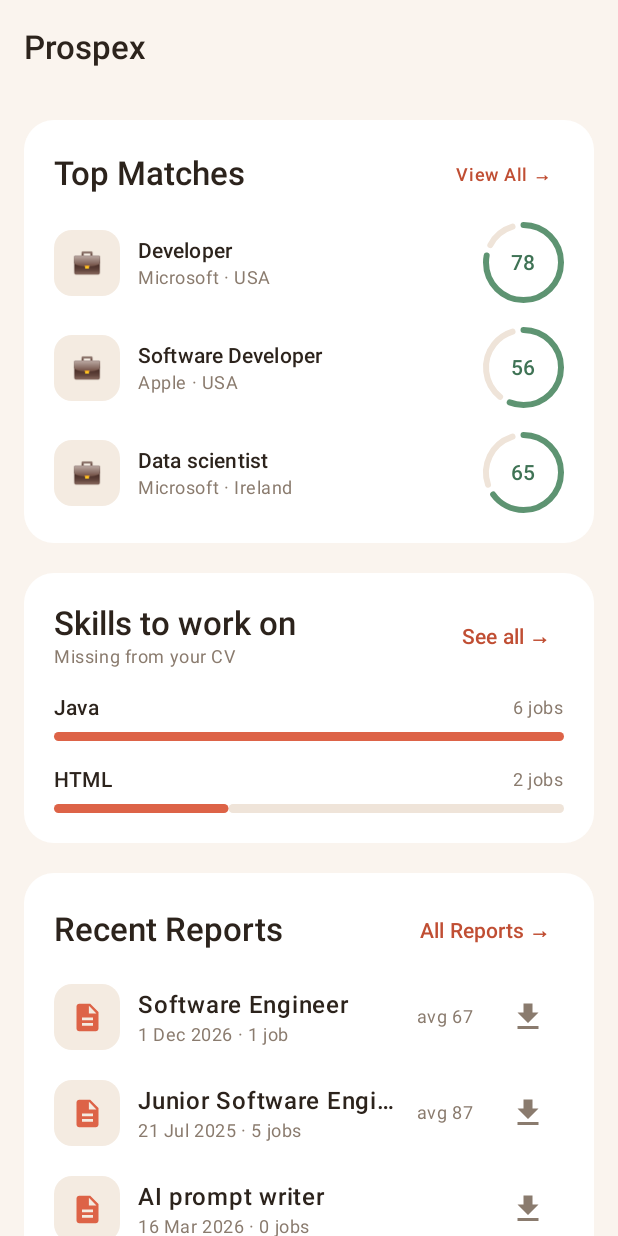
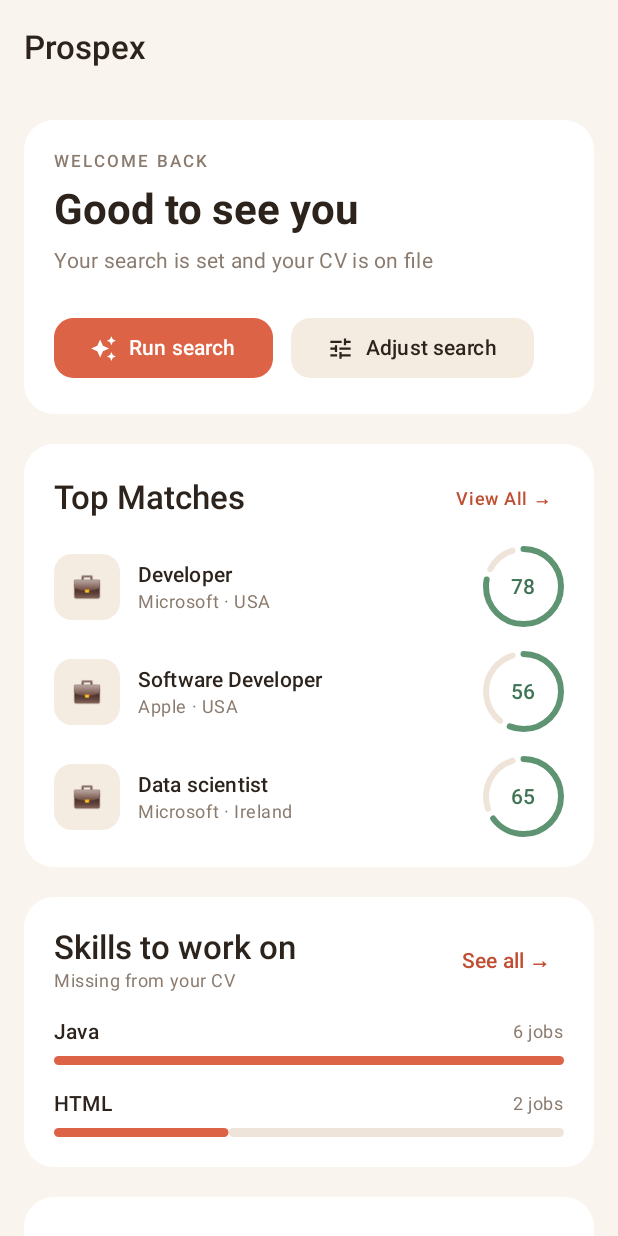
Before and after one commit to CHen12313/Job_Finder_App, an Android app built with Jetpack Compose: the @Preview function HomeScreenPreview, on a phone screen of 412 x 824 dp. Run offline under Robolectric (Android 15) with nearby library versions, the phone set to English and light mode, and no system bars; network calls fail.

Commit message:
Added hero card
Added the card where it greets the user and has the generate report and adjust search buttons. Added it to home screen

```diff
--- a/app/src/main/java/com/example/job_finder_app/ui/home/HomeScreen.kt
+++ b/app/src/main/java/com/example/job_finder_app/ui/home/HomeScreen.kt
@@ -28,6 +28,7 @@ import androidx.lifecycle.viewmodel.compose.viewModel
 import com.example.job_finder_app.data.fake.fakeMatches
 import com.example.job_finder_app.data.fake.fakeSkills
 import com.example.job_finder_app.data.fake.fakeReports
+import com.example.job_finder_app.ui.home.components.HeroCard
 import com.example.job_finder_app.ui.home.components.SkillsCard
 import com.example.job_finder_app.ui.home.components.TopMatchesCard
 import com.example.job_finder_app.ui.theme.Job_Finder_AppTheme
@@ -66,6 +67,7 @@ fun HomeContent(state: HomeUiState, onRetry: () -> Unit) {
                 contentPadding = PaddingValues(16.dp),
                 verticalArrangement = Arrangement.spacedBy(20.dp)
             ) {
+                item { HeroCard(onRunSearch = {}, onAdjustSearch = {}) }
                 item { TopMatchesCard(state.matches, onViewAllClick = {}) }
                 item { SkillsCard(state.skills, onSeeAllClick = {}) }
                 item {
--- /dev/null
+++ b/app/src/main/java/com/example/job_finder_app/ui/home/components/HeroCard.kt
@@ -0,0 +1,108 @@
+package com.example.job_finder_app.ui.home.components
+
+import androidx.compose.foundation.layout.Arrangement
+import androidx.compose.foundation.layout.Box
+import androidx.compose.foundation.layout.Column
+import androidx.compose.foundation.layout.Row
+import androidx.compose.foundation.layout.Spacer
+import androidx.compose.foundation.layout.fillMaxWidth
+import androidx.compose.foundation.layout.height
+import androidx.compose.foundation.layout.padding
+import androidx.compose.foundation.layout.size
+import androidx.compose.foundation.layout.width
+import androidx.compose.foundation.shape.RoundedCornerShape
+import androidx.compose.material.icons.Icons
+import androidx.compose.material.icons.filled.AutoAwesome
+import androidx.compose.material.icons.filled.Tune
+import androidx.compose.material3.Icon
+import androidx.compose.material3.Button
+import androidx.compose.material3.ButtonDefaults
+import androidx.compose.material3.Card
+import androidx.compose.material3.CardDefaults
+import androidx.compose.material3.MaterialTheme
+import androidx.compose.material3.Text
+import androidx.compose.runtime.Composable
+import androidx.compose.ui.Modifier
+import androidx.compose.ui.text.font.FontWeight
+import androidx.compose.ui.tooling.preview.Preview
+import androidx.compose.ui.unit.dp
+import androidx.compose.ui.unit.sp
+import com.example.job_finder_app.ui.theme.Job_Finder_AppTheme
+import com.example.job_finder_app.ui.theme.palette
+
+
+@Composable
+fun HeroCard(onRunSearch: () -> Unit, onAdjustSearch: () -> Unit) {
+    Card(
+        shape = RoundedCornerShape(20.dp),
+        colors = CardDefaults.cardColors(containerColor = MaterialTheme.colorScheme.surface),
+        modifier = Modifier.fillMaxWidth()
+    ) {
+        Column(
+            modifier = Modifier.padding(20.dp),
+            verticalArrangement = Arrangement.spacedBy(6.dp),
+        ) {
+            Text(
+                text = "WELCOME BACK",
+                style = MaterialTheme.typography.labelSmall,
+                color = MaterialTheme.palette.muted,
+                letterSpacing = 2.sp
+            )
+            Text(
+                text = "Good to see you",
+                style = MaterialTheme.typography.headlineMedium,
+                fontWeight = FontWeight.Bold
+            )
+            Text(
+                text = "Your search is set and your CV is on file",
+                style = MaterialTheme.typography.bodyMedium,
+                color = MaterialTheme.palette.muted
+            )
+            Spacer(Modifier.height(12.dp))
+            Row(horizontalArrangement = Arrangement.spacedBy(12.dp)) {
+                Button(
+                    onClick = onRunSearch,
+                    shape = RoundedCornerShape(13.dp),
+                    colors = ButtonDefaults.buttonColors(
+                        containerColor = MaterialTheme.palette.primary,
+                        contentColor = MaterialTheme.palette.primaryInk
+                    )
+                ) {
+                    Icon(
+                        Icons.Default.AutoAwesome,
+                        contentDescription = null,
+                        modifier = Modifier.size(18.dp)
+                    )
+                    Spacer(Modifier.width(8.dp))
+                    Text("Run search", fontWeight = FontWeight.SemiBold)
+                }
+                Button(
+                    onClick = onAdjustSearch,
+                    shape = RoundedCornerShape(13.dp),
+                    colors = ButtonDefaults.buttonColors(
+                        containerColor = MaterialTheme.palette.surf2,
+                        contentColor = MaterialTheme.palette.ink
+                    )
+                ) {
+                        Icon(
+                            Icons.Default.Tune,
+                            contentDescription = null,
+                            modifier = Modifier.size(18.dp)
+                        )
+                        Spacer(Modifier.width(8.dp))
+                        Text("Adjust search", fontWeight = FontWeight.SemiBold)
+                    }
+            }
+        }
+    }
+}
+
+@Preview(showBackground = true, backgroundColor = 0xFFFAF4EE, widthDp = 360)
+@Composable
+private fun HeroCardPreview() {
+    Job_Finder_AppTheme {
+        Box(Modifier.padding(16.dp)) {
+            HeroCard(onRunSearch = {}, onAdjustSearch = {})
+        }
+    }
+}
```
